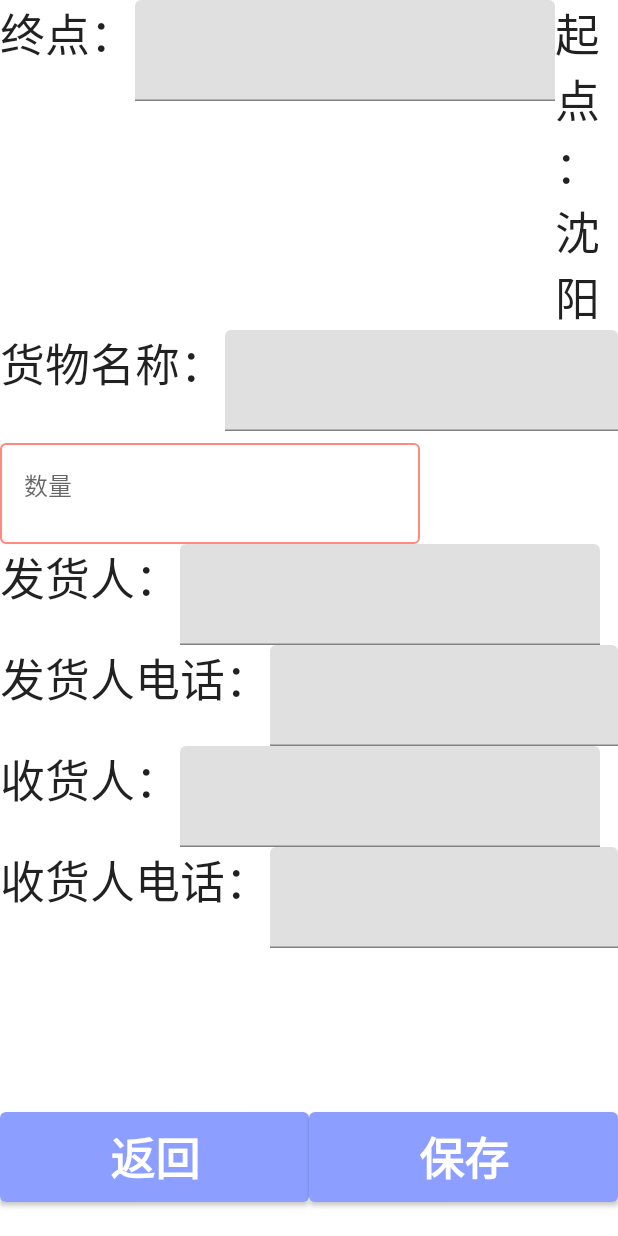
After one commit to jyjdal/LogisticsManagement, an Android app built with Jetpack Compose: the composable AddWaybillActivity shown on its own in the app's theme, on a phone screen of 412 x 824 dp. The commit adds this screen. Run offline under Robolectric (Android 15) with nearby library versions, the phone set to English and light mode, and no system bars; our stand-ins replace Room's generated code, accompanist; 1 statement that could not run was skipped.

Commit message:
feat(UI): 新增页面
新增添加本地运单的页面

```diff
--- a/app/src/main/java/com/example/logisticsmanagement/Constant.kt
+++ b/app/src/main/java/com/example/logisticsmanagement/Constant.kt
@@ -7,6 +7,7 @@ const val ROUTE_OFFLINE_WAYBILL = "offline"
 const val ROUTE_ONLINE_WAYBILL = "online"
 const val WAYBILL_TYPE_XML = "xml"
 const val WAYBILL_TYPE_JSON = "json"
+const val ROUTE_ADD_WAYBILL = "add"
 
 // 用于获取在线运单
 const val WAYBILL_URL_BASE = "http://60.12.122.142:6080/"
@@ -15,3 +16,9 @@ const val WAYBILL_URL_XML = "simulated-Waybills-db.xml"
 
 // GitHub在线仓库地址
 const val GITHUB_REPO = "https://github.com/jyjdal/LogisticsManagement"
+
+enum class FormInputKeyboardType {
+    Text,
+    Number,
+    Password
+}
--- /dev/null
+++ b/app/src/main/java/com/example/logisticsmanagement/activity/AddWaybillActivity.kt
@@ -0,0 +1,104 @@
+package com.example.logisticsmanagement.activity
+
+import androidx.compose.foundation.layout.*
+import androidx.compose.material.Button
+import androidx.compose.material.OutlinedTextField
+import androidx.compose.material.Text
+import androidx.compose.material.TextField
+import androidx.compose.runtime.Composable
+import androidx.compose.runtime.MutableState
+import androidx.compose.runtime.mutableStateOf
+import androidx.compose.runtime.remember
+import androidx.compose.ui.Modifier
+import androidx.compose.ui.platform.LocalContext
+import androidx.core.text.isDigitsOnly
+import androidx.navigation.NavController
+import com.example.logisticsmanagement.data.AppDatabase
+import com.example.logisticsmanagement.data.OfflineWaybill
+
+@Composable
+fun AddWaybillActivity(navController: NavController) {
+    val waybill = remember { mutableStateOf(OfflineWaybill()) }
+    initWaybill(waybill)
+    val count = remember { mutableStateOf("") }
+
+    val context = LocalContext.current
+    val dao = AppDatabase.getInstance(context).offlineWaybillDAO()
+
+    Column {
+        Column(
+            modifier = Modifier
+                .fillMaxHeight(0.9F)
+                .fillMaxWidth()
+        ) {
+            Row {
+                Text(text = "终点：")
+                TextField(value = waybill.value.dest, onValueChange = { waybill.value.dest = it })
+                Text(text = "起点：沈阳")
+            }
+            Row {
+                Text(text = "货物名称：")
+                TextField(
+                    value = waybill.value.name,
+                    onValueChange = { waybill.value.name = it })
+            }
+            Row {
+                OutlinedTextField(
+                    value = count.value,
+                    onValueChange = {
+                        waybill.value.count =
+                            if (it.isDigitsOnly() and it.isNotBlank()) it.toInt() else 0
+                        count.value = it
+                    },
+                    isError = count.value.isBlank() or !(count.value.isDigitsOnly()),
+                    label = { Text(text = "数量") }
+                )
+            }
+            Row {
+                Text(text = "发货人：")
+                TextField(
+                    value = waybill.value.consignor,
+                    onValueChange = { waybill.value.consignor = it })
+            }
+            Row {
+                Text(text = "发货人电话：")
+                TextField(
+                    value = waybill.value.consignorPhoneNumber,
+                    onValueChange = { waybill.value.consignorPhoneNumber = it })
+            }
+            Row {
+                Text(text = "收货人：")
+                TextField(
+                    value = waybill.value.consignee,
+                    onValueChange = { waybill.value.consignee = it })
+            }
+            Row {
+                Text(text = "收货人电话：")
+                TextField(
+                    value = waybill.value.consigneePhoneNumber,
+                    onValueChange = { waybill.value.consigneePhoneNumber = it })
+            }
+        }
+
+        Row(
+            modifier = Modifier.fillMaxWidth(),
+            horizontalArrangement = Arrangement.SpaceEvenly
+        ) {
+            Button(
+                modifier = Modifier.fillMaxWidth(0.5F),
+                onClick = { navController.popBackStack() }) {
+                Text(text = "返回")
+            }
+            Button(
+                modifier = Modifier.fillMaxWidth(),
+                onClick = { dao.insert(waybill.value) }) {
+                Text(text = "保存")
+            }
+        }
+    }
+}
+
+private fun initWaybill(waybill: MutableState<OfflineWaybill>) {
+    waybill.value = OfflineWaybill()
+    waybill.value.src = "沈阳"
+}
--- a/app/src/main/java/com/example/logisticsmanagement/activity/OfflineWaybill.kt
+++ b/app/src/main/java/com/example/logisticsmanagement/activity/OfflineWaybillActivity.kt
@@ -1,9 +1,6 @@
 package com.example.logisticsmanagement.activity
 
-import androidx.compose.foundation.layout.Arrangement
-import androidx.compose.foundation.layout.Column
-import androidx.compose.foundation.layout.Row
-import androidx.compose.foundation.layout.fillMaxHeight
+import androidx.compose.foundation.layout.*
 import androidx.compose.foundation.lazy.LazyColumn
 import androidx.compose.foundation.lazy.items
 import androidx.compose.material.Button
@@ -15,11 +12,12 @@ import androidx.compose.runtime.remember
 import androidx.compose.ui.Modifier
 import androidx.compose.ui.platform.LocalContext
 import androidx.navigation.NavController
+import com.example.logisticsmanagement.ROUTE_ADD_WAYBILL
 import com.example.logisticsmanagement.data.AppDatabase
 import com.example.logisticsmanagement.data.OfflineWaybill
 
 @Composable
-fun OfflineWaybill(navController: NavController) {
+fun OfflineWaybillActivity(navController: NavController) {
     val context = LocalContext.current
     val waybillList = remember { mutableStateListOf<OfflineWaybill>() }
 
@@ -35,13 +33,17 @@ fun OfflineWaybill(navController: NavController) {
             }
         }
         Row(
-            modifier = Modifier.fillMaxHeight(),
+            modifier = Modifier.fillMaxWidth(),
             horizontalArrangement = Arrangement.SpaceEvenly
         ) {
-            Button(onClick = { navController.popBackStack() }) {
+            Button(
+                modifier = Modifier.fillMaxWidth(0.5F),
+                onClick = { navController.popBackStack() }) {
                 Text(text = "返回")
             }
-            Button(onClick = { navController.popBackStack() }) {
+            Button(
+                modifier = Modifier.fillMaxWidth(),
+                onClick = { navController.navigate(ROUTE_ADD_WAYBILL) }) {
                 Text(text = "添加")
             }
         }
```
